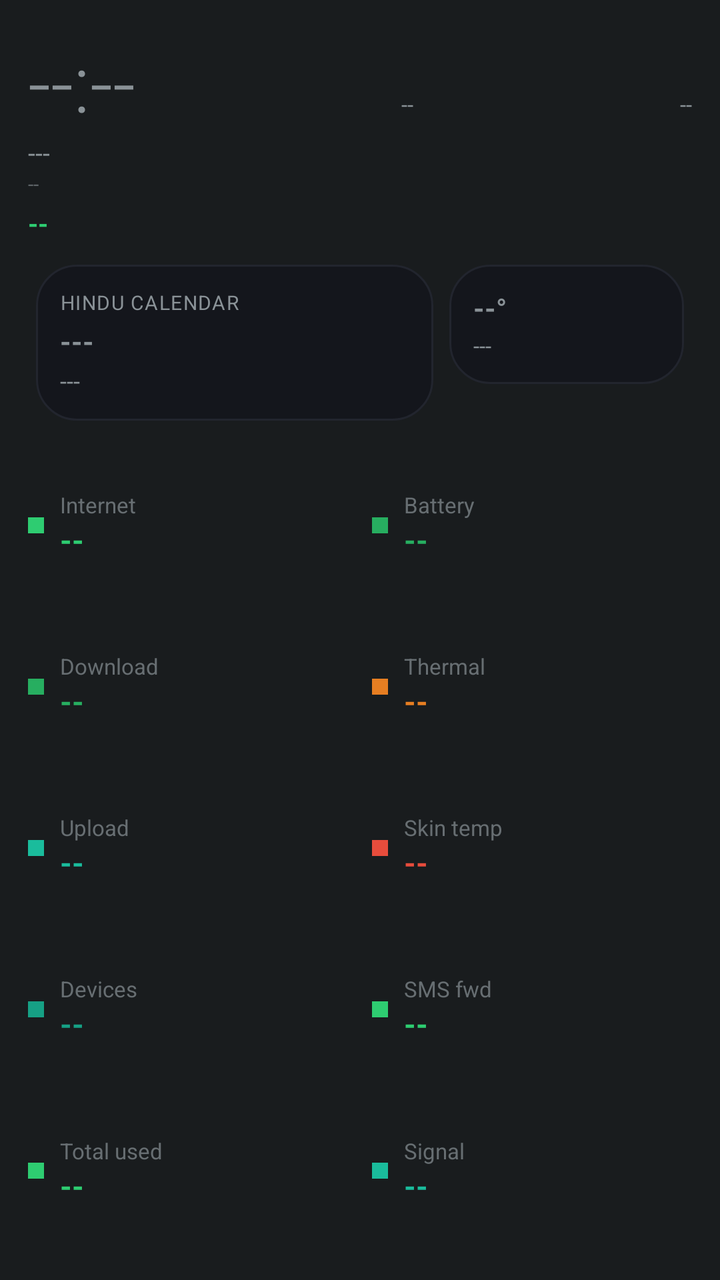
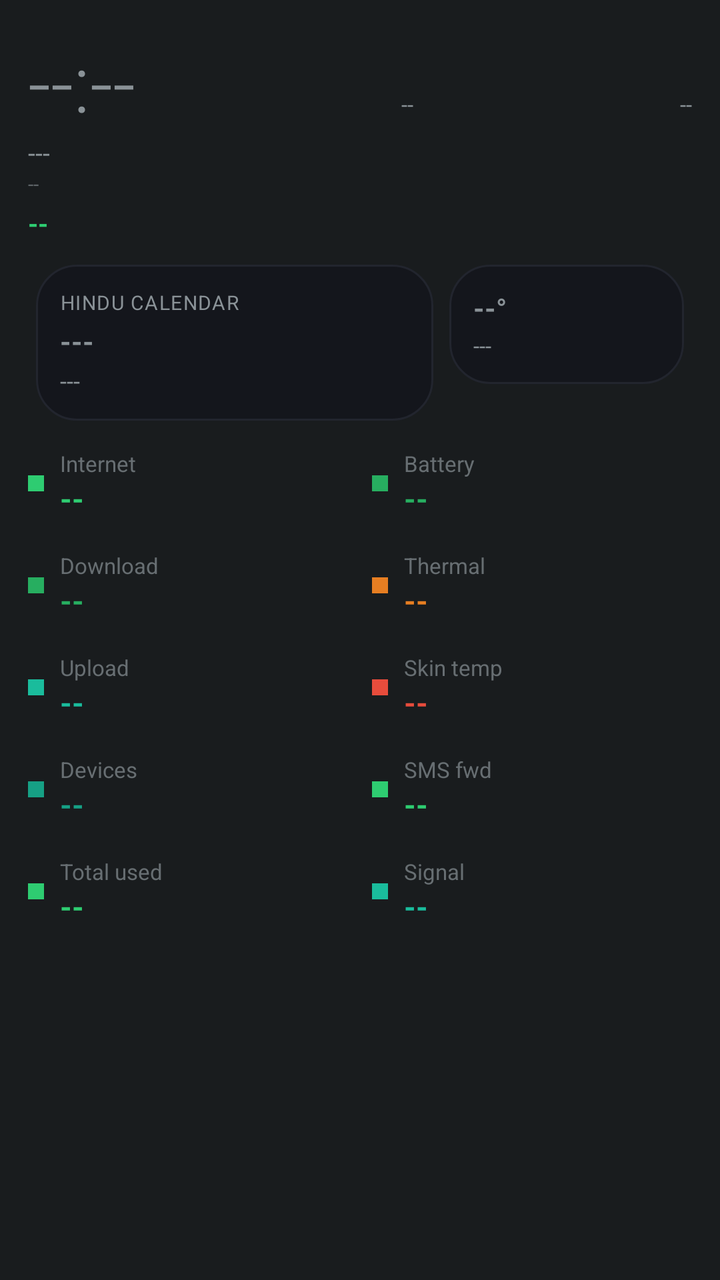

Compare the two renders of this Android layout. The source of the first and the diff that turns it into the second are given below.
<!-- AndroidManifest.xml: application theme android:Theme.DeviceDefault.NoActionBar -->
<!-- res/layout/aod_layout_nature_green.xml -->
<?xml version="1.0" encoding="utf-8"?>
<LinearLayout xmlns:android="http://schemas.android.com/apk/res/android"
    android:id="@+id/bg_root"
    android:layout_width="match_parent"
    android:layout_height="match_parent"
    android:orientation="vertical"
    android:padding="14dp">

    <LinearLayout
        android:layout_width="match_parent"
        android:layout_height="wrap_content"
        android:orientation="horizontal">

        <TextView
            android:id="@+id/clock"
            android:layout_width="wrap_content"
            android:layout_height="wrap_content"
            android:textSize="40sp"
            android:fontFamily="sans-serif-light"
            android:text="--:--" />

        <TextView
            android:id="@+id/net_type_badge"
            android:layout_width="0dp"
            android:layout_height="wrap_content"
            android:layout_weight="1"
            android:layout_gravity="top"
            android:gravity="end"
            android:textSize="11sp"
            android:text="--" />

        <TextView
            android:id="@+id/akd_badge"
            android:layout_width="0dp"
            android:layout_height="wrap_content"
            android:layout_weight="1"
            android:layout_gravity="top"
            android:gravity="end"
            android:textSize="11sp"
            android:text="--" />
    </LinearLayout>

    <TextView
        android:id="@+id/date"
        android:layout_width="wrap_content"
        android:layout_height="wrap_content"
        android:textSize="13sp"
        android:text="---" />

    <TextView
        android:id="@+id/perf_badge"
        android:layout_width="wrap_content"
        android:layout_height="wrap_content"
        android:textSize="10sp"
        android:alpha="0.6"
        android:text="--" />

    <TextView
        android:id="@+id/health_badge"
        android:layout_width="wrap_content"
        android:layout_height="wrap_content"
        android:layout_marginTop="4dp"
        android:textAllCaps="true"
        android:textStyle="bold"
        android:textSize="13sp"
        android:textColor="#2ecc71"
        android:text="--" />

    <TextView
        android:id="@+id/muhurat_badge"
        android:layout_width="wrap_content"
        android:layout_height="wrap_content"
        android:textSize="11sp"
        android:textStyle="bold"
        android:visibility="gone"
        android:text="--" />

    <LinearLayout
        android:layout_width="match_parent"
        android:layout_height="wrap_content"
        android:orientation="horizontal"
        android:layout_marginTop="8dp">

        <LinearLayout
            android:id="@+id/panchang_card"
            android:layout_width="0dp"
            android:layout_height="wrap_content"
            android:layout_weight="1.7"
            android:layout_margin="4dp"
            android:background="@drawable/bg_card"
            android:orientation="vertical"
            android:gravity="center_vertical"
            android:padding="12dp">

            <TextView
                android:id="@+id/panchang_header"
                android:layout_width="wrap_content"
                android:layout_height="wrap_content"
                android:textSize="10sp"
                android:textAllCaps="true"
                android:letterSpacing="0.05"
                android:text="Hindu calendar" />

            <TextView
                android:id="@+id/panchang_tithi"
                android:layout_width="match_parent"
                android:layout_height="wrap_content"
                android:layout_marginTop="3dp"
                android:textStyle="bold"
                android:maxLines="1"
                android:autoSizeTextType="uniform"
                android:autoSizeMinTextSize="13sp"
                android:autoSizeMaxTextSize="18sp"
                android:text="---" />

            <TextView
                android:id="@+id/panchang_nakshatra"
                android:layout_width="match_parent"
                android:layout_height="wrap_content"
                android:layout_marginTop="2dp"
                android:textSize="12sp"
                android:maxLines="1"
                android:ellipsize="end"
                android:text="---" />
        </LinearLayout>

        <LinearLayout
            android:id="@+id/weather_card"
            android:layout_width="0dp"
            android:layout_height="wrap_content"
            android:layout_weight="1"
            android:layout_margin="4dp"
            android:background="@drawable/bg_card"
            android:orientation="vertical"
            android:gravity="center_vertical"
            android:padding="12dp">

            <TextView
                android:id="@+id/weather_temp"
                android:layout_width="match_parent"
                android:layout_height="wrap_content"
                android:textStyle="bold"
                android:maxLines="1"
                android:autoSizeTextType="uniform"
                android:autoSizeMinTextSize="14sp"
                android:autoSizeMaxTextSize="20sp"
                android:text="--°" />

            <TextView
                android:id="@+id/weather_condition"
                android:layout_width="match_parent"
                android:layout_height="wrap_content"
                android:layout_marginTop="2dp"
                android:textSize="11sp"
                android:maxLines="2"
                android:text="---" />
        </LinearLayout>
    </LinearLayout>

    
    <LinearLayout
        android:layout_width="match_parent"
        android:layout_height="0dp"
        android:layout_weight="1"
        android:orientation="horizontal"
        android:layout_marginTop="8dp">

        <LinearLayout android:layout_width="0dp" android:layout_height="match_parent" android:layout_weight="1" android:orientation="vertical" android:layout_marginEnd="6dp">
            <LinearLayout android:id="@+id/row8" android:layout_width="match_parent" android:layout_height="0dp" android:layout_weight="1" android:orientation="horizontal" android:gravity="center_vertical">
                <View android:layout_width="8dp" android:layout_height="8dp" android:layout_marginEnd="8dp" android:background="#2ecc71" />
                <LinearLayout android:layout_width="0dp" android:layout_height="wrap_content" android:layout_weight="1" android:orientation="vertical">
                    <TextView android:id="@+id/stat_label" android:layout_width="wrap_content" android:layout_height="wrap_content" android:textSize="11sp" android:alpha="0.7" android:text="Internet" />
                    <TextView android:id="@+id/stat_value" android:layout_width="wrap_content" android:layout_height="wrap_content" android:textStyle="bold" android:textSize="15sp" android:textColor="#2ecc71" android:text="--" />
                </LinearLayout>
            </LinearLayout>
            <LinearLayout android:id="@+id/row0" android:layout_width="match_parent" android:layout_height="0dp" android:layout_weight="1" android:orientation="horizontal" android:gravity="center_vertical">
                <View android:layout_width="8dp" android:layout_height="8dp" android:layout_marginEnd="8dp" android:background="#27ae60" />
                <LinearLayout android:layout_width="0dp" android:layout_height="wrap_content" android:layout_weight="1" android:orientation="vertical">
                    <TextView android:id="@+id/stat_label" android:layout_width="wrap_content" android:layout_height="wrap_content" android:textSize="11sp" android:alpha="0.7" android:text="Download" />
                    <TextView android:id="@+id/stat_value" android:layout_width="wrap_content" android:layout_height="wrap_content" android:textStyle="bold" android:textSize="15sp" android:textColor="#27ae60" android:text="--" />
                </LinearLayout>
            </LinearLayout>
            <LinearLayout android:id="@+id/row1" android:layout_width="match_parent" android:layout_height="0dp" android:layout_weight="1" android:orientation="horizontal" android:gravity="center_vertical">
                <View android:layout_width="8dp" android:layout_height="8dp" android:layout_marginEnd="8dp" android:background="#1abc9c" />
                <LinearLayout android:layout_width="0dp" android:layout_height="wrap_content" android:layout_weight="1" android:orientation="vertical">
                    <TextView android:id="@+id/stat_label" android:layout_width="wrap_content" android:layout_height="wrap_content" android:textSize="11sp" android:alpha="0.7" android:text="Upload" />
                    <TextView android:id="@+id/stat_value" android:layout_width="wrap_content" android:layout_height="wrap_content" android:textStyle="bold" android:textSize="15sp" android:textColor="#1abc9c" android:text="--" />
                </LinearLayout>
            </LinearLayout>
            <LinearLayout android:id="@+id/row2" android:layout_width="match_parent" android:layout_height="0dp" android:layout_weight="1" android:orientation="horizontal" android:gravity="center_vertical">
                <View android:layout_width="8dp" android:layout_height="8dp" android:layout_marginEnd="8dp" android:background="#16a085" />
                <LinearLayout android:layout_width="0dp" android:layout_height="wrap_content" android:layout_weight="1" android:orientation="vertical">
                    <TextView android:id="@+id/stat_label" android:layout_width="wrap_content" android:layout_height="wrap_content" android:textSize="11sp" android:alpha="0.7" android:text="Devices" />
                    <TextView android:id="@+id/stat_value" android:layout_width="wrap_content" android:layout_height="wrap_content" android:textStyle="bold" android:textSize="15sp" android:textColor="#16a085" android:text="--" />
                </LinearLayout>
            </LinearLayout>
            <LinearLayout android:id="@+id/row3" android:layout_width="match_parent" android:layout_height="0dp" android:layout_weight="1" android:orientation="horizontal" android:gravity="center_vertical">
                <View android:layout_width="8dp" android:layout_height="8dp" android:layout_marginEnd="8dp" android:background="#2ecc71" />
                <LinearLayout android:layout_width="0dp" android:layout_height="wrap_content" android:layout_weight="1" android:orientation="vertical">
                    <TextView android:id="@+id/stat_label" android:layout_width="wrap_content" android:layout_height="wrap_content" android:textSize="11sp" android:alpha="0.7" android:text="Total used" />
                    <TextView android:id="@+id/stat_value" android:layout_width="wrap_content" android:layout_height="wrap_content" android:textStyle="bold" android:textSize="15sp" android:textColor="#2ecc71" android:text="--" />
                </LinearLayout>
            </LinearLayout>
        </LinearLayout>

        <LinearLayout android:layout_width="0dp" android:layout_height="match_parent" android:layout_weight="1" android:orientation="vertical" android:layout_marginStart="6dp">
            <LinearLayout android:id="@+id/row4" android:layout_width="match_parent" android:layout_height="0dp" android:layout_weight="1" android:orientation="horizontal" android:gravity="center_vertical">
                <View android:layout_width="8dp" android:layout_height="8dp" android:layout_marginEnd="8dp" android:background="#27ae60" />
                <LinearLayout android:layout_width="0dp" android:layout_height="wrap_content" android:layout_weight="1" android:orientation="vertical">
                    <TextView android:id="@+id/stat_label" android:layout_width="wrap_content" android:layout_height="wrap_content" android:textSize="11sp" android:alpha="0.7" android:text="Battery" />
                    <TextView android:id="@+id/stat_value" android:layout_width="wrap_content" android:layout_height="wrap_content" android:textStyle="bold" android:textSize="15sp" android:textColor="#27ae60" android:text="--" />
                </LinearLayout>
            </LinearLayout>
            <LinearLayout android:id="@+id/row5" android:layout_width="match_parent" android:layout_height="0dp" android:layout_weight="1" android:orientation="horizontal" android:gravity="center_vertical">
                <View android:layout_width="8dp" android:layout_height="8dp" android:layout_marginEnd="8dp" android:background="#e67e22" />
                <LinearLayout android:layout_width="0dp" android:layout_height="wrap_content" android:layout_weight="1" android:orientation="vertical">
                    <TextView android:id="@+id/stat_label" android:layout_width="wrap_content" android:layout_height="wrap_content" android:textSize="11sp" android:alpha="0.7" android:text="Thermal" />
                    <TextView android:id="@+id/stat_value" android:layout_width="wrap_content" android:layout_height="wrap_content" android:textStyle="bold" android:textSize="15sp" android:textColor="#e67e22" android:text="--" />
                </LinearLayout>
            </LinearLayout>
            <LinearLayout android:id="@+id/row6" android:layout_width="match_parent" android:layout_height="0dp" android:layout_weight="1" android:orientation="horizontal" android:gravity="center_vertical">
                <View android:layout_width="8dp" android:layout_height="8dp" android:layout_marginEnd="8dp" android:background="#e74c3c" />
                <LinearLayout android:layout_width="0dp" android:layout_height="wrap_content" android:layout_weight="1" android:orientation="vertical">
                    <TextView android:id="@+id/stat_label" android:layout_width="wrap_content" android:layout_height="wrap_content" android:textSize="11sp" android:alpha="0.7" android:text="Skin temp" />
                    <TextView android:id="@+id/stat_value" android:layout_width="wrap_content" android:layout_height="wrap_content" android:textStyle="bold" android:textSize="15sp" android:textColor="#e74c3c" android:text="--" />
                </LinearLayout>
            </LinearLayout>
            <LinearLayout android:id="@+id/row7" android:layout_width="match_parent" android:layout_height="0dp" android:layout_weight="1" android:orientation="horizontal" android:gravity="center_vertical">
                <View android:layout_width="8dp" android:layout_height="8dp" android:layout_marginEnd="8dp" android:background="#2ecc71" />
                <LinearLayout android:layout_width="0dp" android:layout_height="wrap_content" android:layout_weight="1" android:orientation="vertical">
                    <TextView android:id="@+id/stat_label" android:layout_width="wrap_content" android:layout_height="wrap_content" android:textSize="11sp" android:alpha="0.7" android:text="SMS fwd" />
                    <TextView android:id="@+id/stat_value" android:layout_width="wrap_content" android:layout_height="wrap_content" android:textStyle="bold" android:textSize="15sp" android:textColor="#2ecc71" android:text="--" />
                </LinearLayout>
            </LinearLayout>
            <LinearLayout android:id="@+id/row9" android:layout_width="match_parent" android:layout_height="0dp" android:layout_weight="1" android:orientation="horizontal" android:gravity="center_vertical">
                <View android:layout_width="8dp" android:layout_height="8dp" android:layout_marginEnd="8dp" android:background="#1abc9c" />
                <LinearLayout android:layout_width="0dp" android:layout_height="wrap_content" android:layout_weight="1" android:orientation="vertical">
                    <TextView android:id="@+id/stat_label" android:layout_width="wrap_content" android:layout_height="wrap_content" android:textSize="11sp" android:alpha="0.7" android:text="Signal" />
                    <TextView android:id="@+id/stat_value" android:layout_width="wrap_content" android:layout_height="wrap_content" android:textStyle="bold" android:textSize="15sp" android:textColor="#1abc9c" android:text="--" />
                </LinearLayout>
            </LinearLayout>
        </LinearLayout>
    </LinearLayout>

</LinearLayout>
<!-- resources referenced by this layout -->
<resources>
  <!-- drawable bg_card (drawable) -->
  <?xml version="1.0" encoding="utf-8"?>
  <shape xmlns:android="http://schemas.android.com/apk/res/android">
      <solid android:color="#14161C" />
      <corners android:radius="20dp" />
      <stroke android:width="1dp" android:color="#22252E" />
  </shape>
</resources>

<!-- the commit's change to res/layout/aod_layout_nature_green.xml (unified diff, before → after) -->
@@ -160,41 +160,40 @@
     
     <LinearLayout
         android:layout_width="match_parent"
-        android:layout_height="0dp"
-        android:layout_weight="1"
+        android:layout_height="wrap_content"
         android:orientation="horizontal"
-        android:layout_marginTop="8dp">
-
-        <LinearLayout android:layout_width="0dp" android:layout_height="match_parent" android:layout_weight="1" android:orientation="vertical" android:layout_marginEnd="6dp">
-            <LinearLayout android:id="@+id/row8" android:layout_width="match_parent" android:layout_height="0dp" android:layout_weight="1" android:orientation="horizontal" android:gravity="center_vertical">
+        android:layout_marginTop="10dp">
+
+        <LinearLayout android:layout_width="0dp" android:layout_height="wrap_content" android:layout_weight="1" android:orientation="vertical" android:layout_marginEnd="6dp">
+            <LinearLayout android:id="@+id/row8" android:layout_width="match_parent" android:layout_height="wrap_content" android:orientation="horizontal" android:gravity="center_vertical" android:layout_marginBottom="16dp">
                 <View android:layout_width="8dp" android:layout_height="8dp" android:layout_marginEnd="8dp" android:background="#2ecc71" />
                 <LinearLayout android:layout_width="0dp" android:layout_height="wrap_content" android:layout_weight="1" android:orientation="vertical">
                     <TextView android:id="@+id/stat_label" android:layout_width="wrap_content" android:layout_height="wrap_content" android:textSize="11sp" android:alpha="0.7" android:text="Internet" />
                     <TextView android:id="@+id/stat_value" android:layout_width="wrap_content" android:layout_height="wrap_content" android:textStyle="bold" android:textSize="15sp" android:textColor="#2ecc71" android:text="--" />
                 </LinearLayout>
             </LinearLayout>
-            <LinearLayout android:id="@+id/row0" android:layout_width="match_parent" android:layout_height="0dp" android:layout_weight="1" android:orientation="horizontal" android:gravity="center_vertical">
+            <LinearLayout android:id="@+id/row0" android:layout_width="match_parent" android:layout_height="wrap_content" android:orientation="horizontal" android:gravity="center_vertical" android:layout_marginBottom="16dp">
                 <View android:layout_width="8dp" android:layout_height="8dp" android:layout_marginEnd="8dp" android:background="#27ae60" />
                 <LinearLayout android:layout_width="0dp" android:layout_height="wrap_content" android:layout_weight="1" android:orientation="vertical">
                     <TextView android:id="@+id/stat_label" android:layout_width="wrap_content" android:layout_height="wrap_content" android:textSize="11sp" android:alpha="0.7" android:text="Download" />
                     <TextView android:id="@+id/stat_value" android:layout_width="wrap_content" android:layout_height="wrap_content" android:textStyle="bold" android:textSize="15sp" android:textColor="#27ae60" android:text="--" />
                 </LinearLayout>
             </LinearLayout>
-            <LinearLayout android:id="@+id/row1" android:layout_width="match_parent" android:layout_height="0dp" android:layout_weight="1" android:orientation="horizontal" android:gravity="center_vertical">
+            <LinearLayout android:id="@+id/row1" android:layout_width="match_parent" android:layout_height="wrap_content" android:orientation="horizontal" android:gravity="center_vertical" android:layout_marginBottom="16dp">
                 <View android:layout_width="8dp" android:layout_height="8dp" android:layout_marginEnd="8dp" android:background="#1abc9c" />
                 <LinearLayout android:layout_width="0dp" android:layout_height="wrap_content" android:layout_weight="1" android:orientation="vertical">
                     <TextView android:id="@+id/stat_label" android:layout_width="wrap_content" android:layout_height="wrap_content" android:textSize="11sp" android:alpha="0.7" android:text="Upload" />
                     <TextView android:id="@+id/stat_value" android:layout_width="wrap_content" android:layout_height="wrap_content" android:textStyle="bold" android:textSize="15sp" android:textColor="#1abc9c" android:text="--" />
                 </LinearLayout>
             </LinearLayout>
-            <LinearLayout android:id="@+id/row2" android:layout_width="match_parent" android:layout_height="0dp" android:layout_weight="1" android:orientation="horizontal" android:gravity="center_vertical">
+            <LinearLayout android:id="@+id/row2" android:layout_width="match_parent" android:layout_height="wrap_content" android:orientation="horizontal" android:gravity="center_vertical" android:layout_marginBottom="16dp">
                 <View android:layout_width="8dp" android:layout_height="8dp" android:layout_marginEnd="8dp" android:background="#16a085" />
                 <LinearLayout android:layout_width="0dp" android:layout_height="wrap_content" android:layout_weight="1" android:orientation="vertical">
                     <TextView android:id="@+id/stat_label" android:layout_width="wrap_content" android:layout_height="wrap_content" android:textSize="11sp" android:alpha="0.7" android:text="Devices" />
                     <TextView android:id="@+id/stat_value" android:layout_width="wrap_content" android:layout_height="wrap_content" android:textStyle="bold" android:textSize="15sp" android:textColor="#16a085" android:text="--" />
                 </LinearLayout>
             </LinearLayout>
-            <LinearLayout android:id="@+id/row3" android:layout_width="match_parent" android:layout_height="0dp" android:layout_weight="1" android:orientation="horizontal" android:gravity="center_vertical">
+            <LinearLayout android:id="@+id/row3" android:layout_width="match_parent" android:layout_height="wrap_content" android:orientation="horizontal" android:gravity="center_vertical" android:layout_marginBottom="16dp">
                 <View android:layout_width="8dp" android:layout_height="8dp" android:layout_marginEnd="8dp" android:background="#2ecc71" />
                 <LinearLayout android:layout_width="0dp" android:layout_height="wrap_content" android:layout_weight="1" android:orientation="vertical">
                     <TextView android:id="@+id/stat_label" android:layout_width="wrap_content" android:layout_height="wrap_content" android:textSize="11sp" android:alpha="0.7" android:text="Total used" />
@@ -203,36 +202,36 @@
             </LinearLayout>
         </LinearLayout>
 
-        <LinearLayout android:layout_width="0dp" android:layout_height="match_parent" android:layout_weight="1" android:orientation="vertical" android:layout_marginStart="6dp">
-            <LinearLayout android:id="@+id/row4" android:layout_width="match_parent" android:layout_height="0dp" android:layout_weight="1" android:orientation="horizontal" android:gravity="center_vertical">
+        <LinearLayout android:layout_width="0dp" android:layout_height="wrap_content" android:layout_weight="1" android:orientation="vertical" android:layout_marginStart="6dp">
+            <LinearLayout android:id="@+id/row4" android:layout_width="match_parent" android:layout_height="wrap_content" android:orientation="horizontal" android:gravity="center_vertical" android:layout_marginBottom="16dp">
                 <View android:layout_width="8dp" android:layout_height="8dp" android:layout_marginEnd="8dp" android:background="#27ae60" />
                 <LinearLayout android:layout_width="0dp" android:layout_height="wrap_content" android:layout_weight="1" android:orientation="vertical">
                     <TextView android:id="@+id/stat_label" android:layout_width="wrap_content" android:layout_height="wrap_content" android:textSize="11sp" android:alpha="0.7" android:text="Battery" />
                     <TextView android:id="@+id/stat_value" android:layout_width="wrap_content" android:layout_height="wrap_content" android:textStyle="bold" android:textSize="15sp" android:textColor="#27ae60" android:text="--" />
                 </LinearLayout>
             </LinearLayout>
-            <LinearLayout android:id="@+id/row5" android:layout_width="match_parent" android:layout_height="0dp" android:layout_weight="1" android:orientation="horizontal" android:gravity="center_vertical">
+            <LinearLayout android:id="@+id/row5" android:layout_width="match_parent" android:layout_height="wrap_content" android:orientation="horizontal" android:gravity="center_vertical" android:layout_marginBottom="16dp">
                 <View android:layout_width="8dp" android:layout_height="8dp" android:layout_marginEnd="8dp" android:background="#e67e22" />
                 <LinearLayout android:layout_width="0dp" android:layout_height="wrap_content" android:layout_weight="1" android:orientation="vertical">
                     <TextView android:id="@+id/stat_label" android:layout_width="wrap_content" android:layout_height="wrap_content" android:textSize="11sp" android:alpha="0.7" android:text="Thermal" />
                     <TextView android:id="@+id/stat_value" android:layout_width="wrap_content" android:layout_height="wrap_content" android:textStyle="bold" android:textSize="15sp" android:textColor="#e67e22" android:text="--" />
                 </LinearLayout>
             </LinearLayout>
-            <LinearLayout android:id="@+id/row6" android:layout_width="match_parent" android:layout_height="0dp" android:layout_weight="1" android:orientation="horizontal" android:gravity="center_vertical">
+            <LinearLayout android:id="@+id/row6" android:layout_width="match_parent" android:layout_height="wrap_content" android:orientation="horizontal" android:gravity="center_vertical" android:layout_marginBottom="16dp">
                 <View android:layout_width="8dp" android:layout_height="8dp" android:layout_marginEnd="8dp" android:background="#e74c3c" />
                 <LinearLayout android:layout_width="0dp" android:layout_height="wrap_content" android:layout_weight="1" android:orientation="vertical">
                     <TextView android:id="@+id/stat_label" android:layout_width="wrap_content" android:layout_height="wrap_content" android:textSize="11sp" android:alpha="0.7" android:text="Skin temp" />
                     <TextView android:id="@+id/stat_value" android:layout_width="wrap_content" android:layout_height="wrap_content" android:textStyle="bold" android:textSize="15sp" android:textColor="#e74c3c" android:text="--" />
                 </LinearLayout>
             </LinearLayout>
-            <LinearLayout android:id="@+id/row7" android:layout_width="match_parent" android:layout_height="0dp" android:layout_weight="1" android:orientation="horizontal" android:gravity="center_vertical">
+            <LinearLayout android:id="@+id/row7" android:layout_width="match_parent" android:layout_height="wrap_content" android:orientation="horizontal" android:gravity="center_vertical" android:layout_marginBottom="16dp">
                 <View android:layout_width="8dp" android:layout_height="8dp" android:layout_marginEnd="8dp" android:background="#2ecc71" />
                 <LinearLayout android:layout_width="0dp" android:layout_height="wrap_content" android:layout_weight="1" android:orientation="vertical">
                     <TextView android:id="@+id/stat_label" android:layout_width="wrap_content" android:layout_height="wrap_content" android:textSize="11sp" android:alpha="0.7" android:text="SMS fwd" />
                     <TextView android:id="@+id/stat_value" android:layout_width="wrap_content" android:layout_height="wrap_content" android:textStyle="bold" android:textSize="15sp" android:textColor="#2ecc71" android:text="--" />
                 </LinearLayout>
             </LinearLayout>
-            <LinearLayout android:id="@+id/row9" android:layout_width="match_parent" android:layout_height="0dp" android:layout_weight="1" android:orientation="horizontal" android:gravity="center_vertical">
+            <LinearLayout android:id="@+id/row9" android:layout_width="match_parent" android:layout_height="wrap_content" android:orientation="horizontal" android:gravity="center_vertical" android:layout_marginBottom="16dp">
                 <View android:layout_width="8dp" android:layout_height="8dp" android:layout_marginEnd="8dp" android:background="#1abc9c" />
                 <LinearLayout android:layout_width="0dp" android:layout_height="wrap_content" android:layout_weight="1" android:orientation="vertical">
                     <TextView android:id="@+id/stat_label" android:layout_width="wrap_content" android:layout_height="wrap_content" android:textSize="11sp" android:alpha="0.7" android:text="Signal" />
